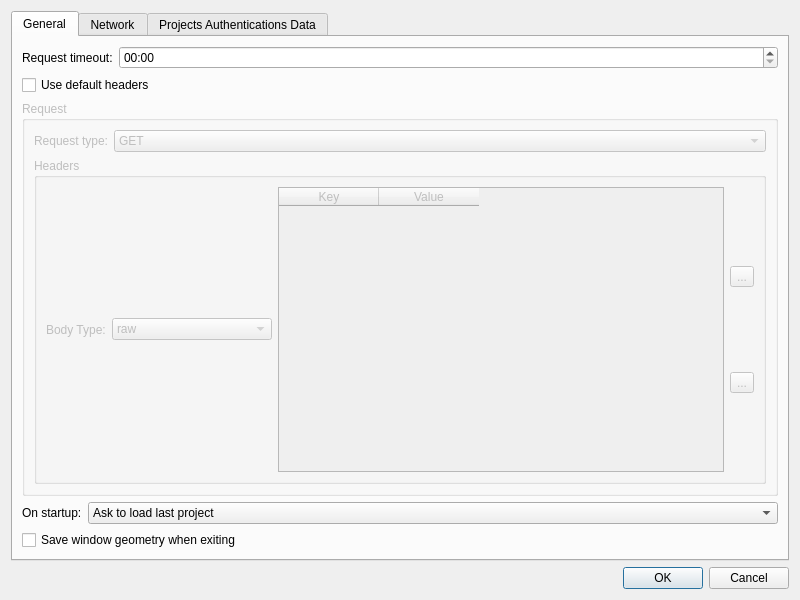
Above: preferences.ui from fabiobento512/FRequest before the change. Below: the same form after it.
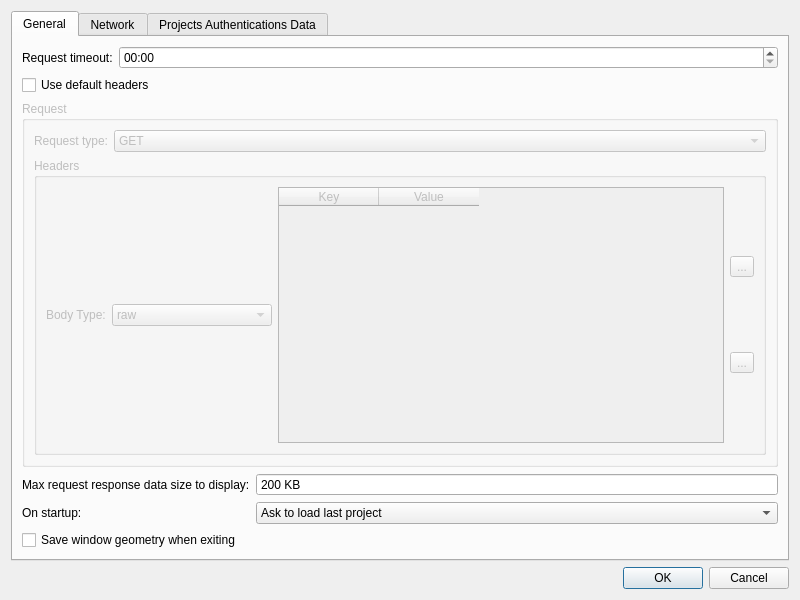
That is the form after the change. Icons and pictures are not drawn.

```diff
--- a/preferences.ui
+++ b/preferences.ui
@@ -223,13 +223,27 @@
        <item>
         <layout class="QFormLayout" name="formLayout_4">
          <item row="0" column="0">
+          <widget class="QLabel" name="label_8">
+           <property name="toolTip">
+            <string>Warning: Setting this value too high can slown down or even crash FRequest (since it parses all the received data). 
+
+As alternative try to download the response as file (since this way it writes all the data to a file).
+
+(Default value = 200 KB)</string>
+           </property>
+           <property name="text">
+            <string>Max request response data size to display:</string>
+           </property>
+          </widget>
+         </item>
+         <item row="1" column="0">
           <widget class="QLabel" name="label_7">
            <property name="text">
             <string>On startup:</string>
            </property>
           </widget>
          </item>
-         <item row="0" column="1">
+         <item row="1" column="1">
           <widget class="QComboBox" name="cbOnStartup">
            <item>
             <property name="text">
@@ -248,6 +262,32 @@
            </item>
           </widget>
          </item>
+         <item row="0" column="1">
+          <widget class="QSpinBox" name="sbMaxRequestResponseDataSizeToDisplay">
+           <property name="toolTip">
+            <string>Warning: Setting this value too high can slown down or even crash FRequest (since it parses all the received data). 
+
+As alternative try to download the response as file (since this way it writes all the data to a file).
+
+(Default value = 200 KB)</string>
+           </property>
+           <property name="buttonSymbols">
+            <enum>QAbstractSpinBox::NoButtons</enum>
+           </property>
+           <property name="suffix">
+            <string> KB</string>
+           </property>
+           <property name="minimum">
+            <number>50</number>
+           </property>
+           <property name="maximum">
+            <number>512000</number>
+           </property>
+           <property name="value">
+            <number>200</number>
+           </property>
+          </widget>
+         </item>
         </layout>
        </item>
        <item>
```
